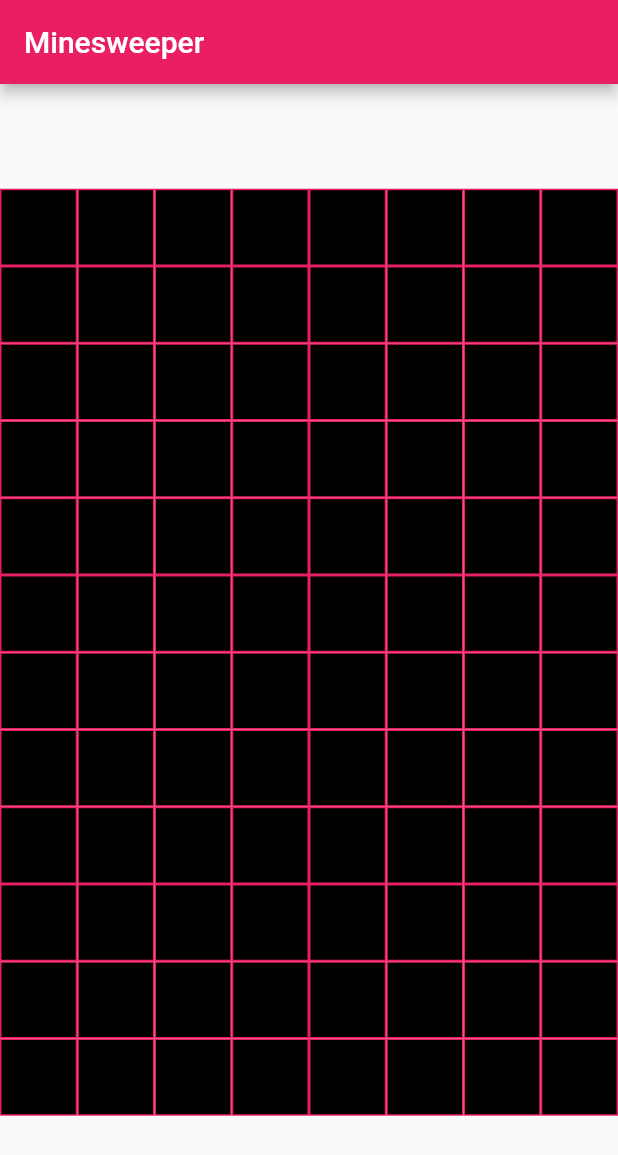
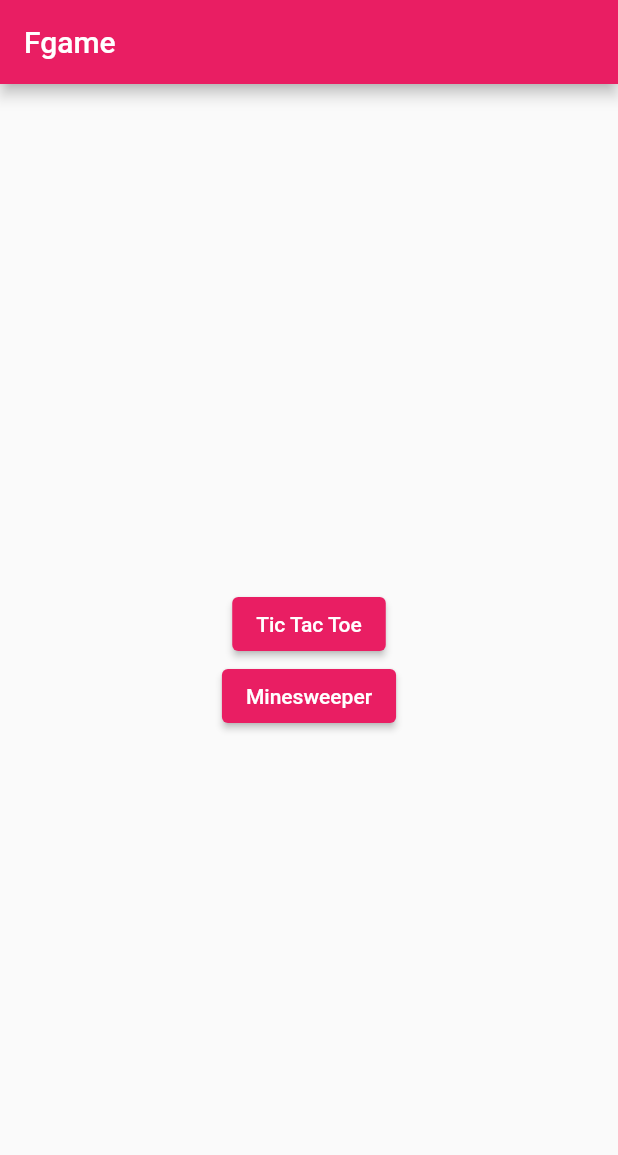
Before and after one commit to sinantomruk/fgame, a Flutter app: the screen it shows after launch, on a phone screen of 412 x 824 dp. Shown: the top 1155 px of the screen. Run offline on Flutter 3.47's test engine with Material 2 defaults, Android fonts, the light colour scheme and no system bars.

Commit message:
add homescreen

```diff
--- a/lib/main.dart
+++ b/lib/main.dart
@@ -1,4 +1,5 @@
 import 'package:fgame/minesweeper.dart';
+import 'package:fgame/tictactoe.dart';
 import 'package:flutter/material.dart';
 
 void main() {
@@ -10,6 +11,11 @@ class MyApp extends StatelessWidget {
   Widget build(BuildContext context) {
     return MaterialApp(
       title: 'Flutter Demo',
+      routes: {
+        "/": (context) => HomeScreen(),
+        "/tictactoe": (context) => TicTacToePage(),
+        "/minesweeper": (context) => MinesweeperPage(8, 12, 16),
+      },
       theme: ThemeData(
         brightness: Brightness.light,
         primarySwatch: Colors.pink,
@@ -20,23 +26,44 @@ class MyApp extends StatelessWidget {
         primaryColor: Colors.deepPurple,
       ),
       themeMode: ThemeMode.system,
-      home: MinesweeperPage(8, 12, 16),
+    );
+  }
+}
+
+class HomeScreen extends StatelessWidget {
+  const HomeScreen({Key? key}) : super(key: key);
+
+  @override
+  Widget build(BuildContext context) {
+    return Scaffold(
+      appBar: AppBar(
+        title: Text("Fgame"),
+      ),
+      body: Center(
+        child: Column(
+          mainAxisAlignment: MainAxisAlignment.center,
+          children: [
+            ElevatedButton(
+              onPressed: () {
+                Navigator.of(context).pushNamed("/tictactoe");
+              },
+              child: Text("Tic Tac Toe"),
+            ),
+            ElevatedButton(
+              onPressed: () {
+                Navigator.of(context).pushNamed("/minesweeper");
+              },
+              child: Text("Minesweeper"),
+            ),
+          ],
+        ),
+      ),
     );
   }
 }
 
 class MyHomePage extends StatefulWidget {
   MyHomePage({Key? key, required this.title}) : super(key: key);
-
-  // This widget is the home page of your application. It is stateful, meaning
-  // that it has a State object (defined below) that contains fields that affect
-  // how it looks.
-
-  // This class is the configuration for the state. It holds the values (in this
-  // case the title) provided by the parent (in this case the App widget) and
-  // used by the build method of the State. Fields in a Widget subclass are
-  // always marked "final".
-
   final String title;
 
   @override
```
